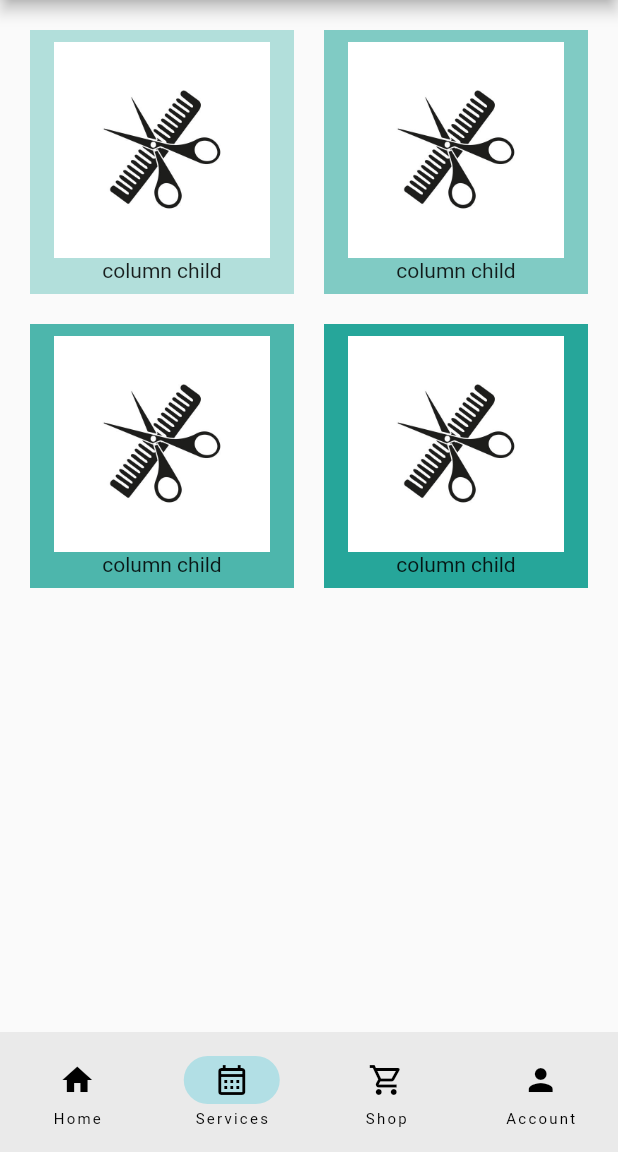
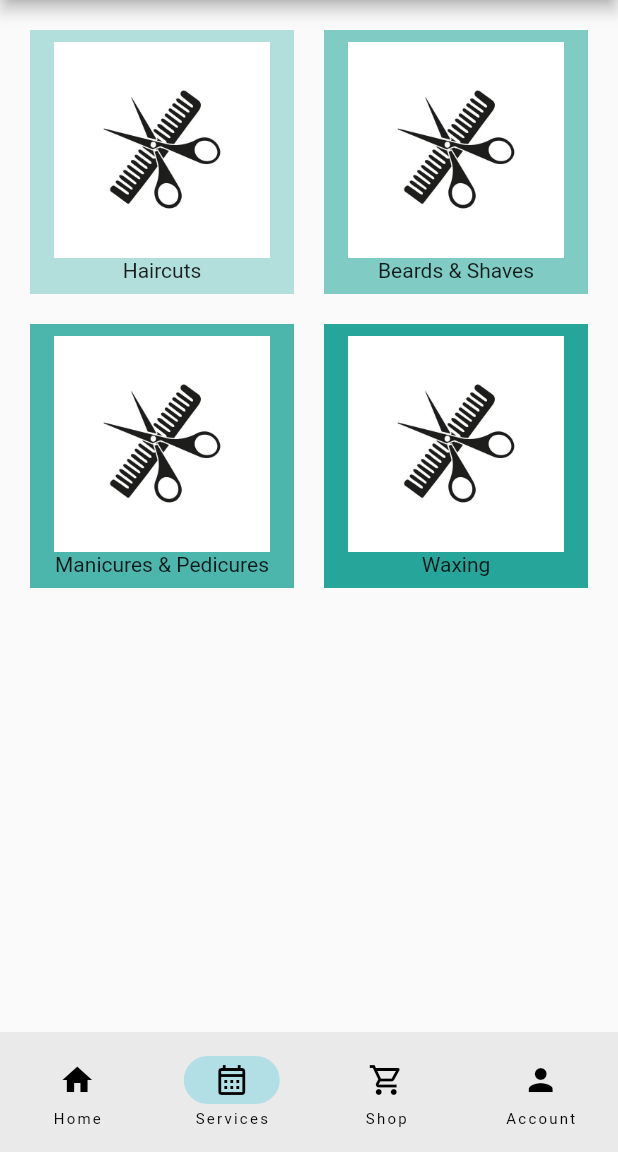
Before and after one commit to Aaron-Nordin/Salon-App, a Flutter app: the screen it shows after launch, item 2 of the bottom bar chosen, on a phone screen of 412 x 824 dp, the part 84-1236 px from its top. Run offline on Flutter 3.47's test engine with Material 2 defaults, Android fonts, the phone set to English and light mode, and no system bars.

Commit message:
Renamed Services

```diff
--- a/lib/services_page.dart
+++ b/lib/services_page.dart
@@ -20,7 +20,7 @@ class ServicesPage extends StatelessWidget {
               Expanded(
                 child: Image.asset('images/salon_icon.jpg'),
               ),
-              const Text('column child')
+              const Text('Haircuts')
             ],
           ),
         ),
@@ -32,7 +32,7 @@ class ServicesPage extends StatelessWidget {
               Expanded(
                 child: Image.asset('images/salon_icon.jpg'),
               ),
-              const Text('column child')
+              const Text('Beards & Shaves')
             ],
           ),
         ),
@@ -44,7 +44,7 @@ class ServicesPage extends StatelessWidget {
               Expanded(
                 child: Image.asset('images/salon_icon.jpg'),
               ),
-              const Text('column child')
+              const Text('Manicures & Pedicures')
             ],
           ),
         ),
@@ -56,7 +56,7 @@ class ServicesPage extends StatelessWidget {
               Expanded(
                 child: Image.asset('images/salon_icon.jpg'),
               ),
-              const Text('column child')
+              const Text('Waxing')
             ],
           ),
         ),
```
